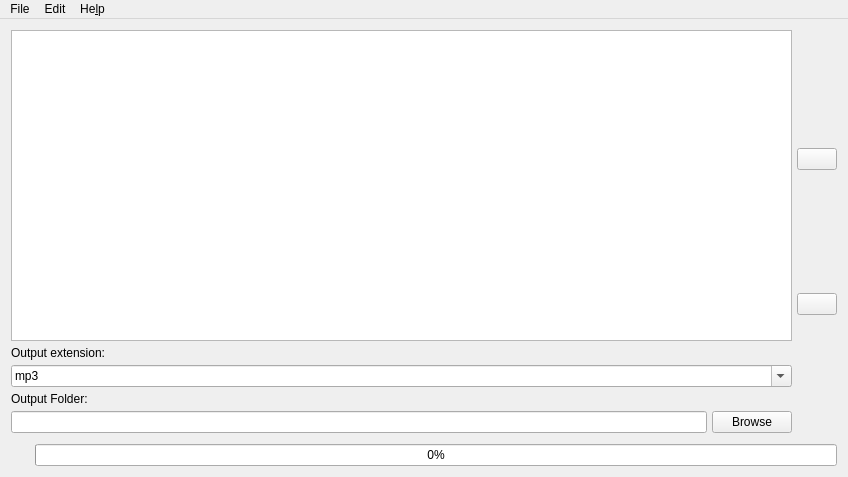
bartkessels/SimpleConvert, file src/ui/mainwindow.ui: the form before one commit.
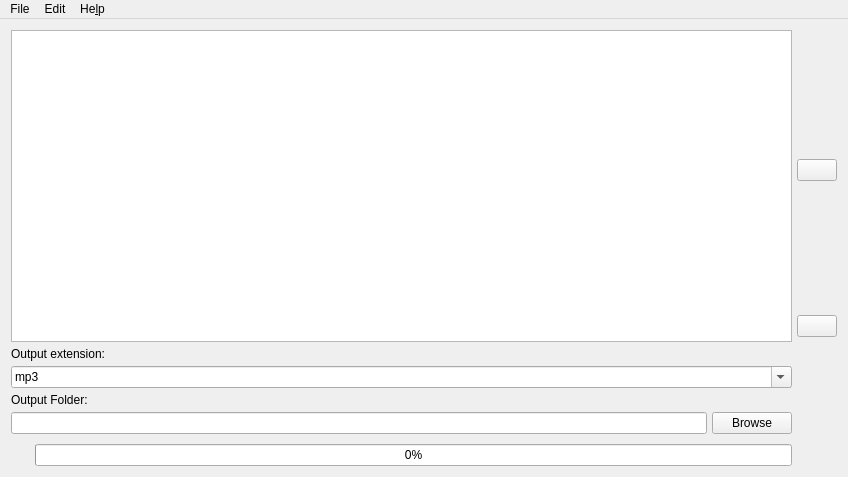
The form after the commit. Icons and pictures are not drawn.

Diff of the .ui file:
```diff
--- a/src/ui/mainwindow.ui
+++ b/src/ui/mainwindow.ui
@@ -29,6 +29,9 @@
         <property name="spacing">
          <number>5</number>
         </property>
+        <property name="bottomMargin">
+         <number>0</number>
+        </property>
         <item>
          <widget class="QListWidget" name="lvFiles">
           <property name="selectionMode">
@@ -113,6 +116,37 @@
           </item>
          </layout>
         </item>
+        <item>
+         <layout class="QHBoxLayout" name="hLayoutStatusBar">
+          <property name="spacing">
+           <number>5</number>
+          </property>
+          <property name="topMargin">
+           <number>5</number>
+          </property>
+          <item>
+           <widget class="QLabel" name="lblLoadingIndicator">
+            <property name="text">
+             <string notr="true"/>
+            </property>
+           </widget>
+          </item>
+          <item>
+           <widget class="QLabel" name="lblStatus">
+            <property name="text">
+             <string/>
+            </property>
+           </widget>
+          </item>
+          <item>
+           <widget class="QProgressBar" name="pbStatus">
+            <property name="value">
+             <number>0</number>
+            </property>
+           </widget>
+          </item>
+         </layout>
+        </item>
        </layout>
       </item>
       <item>
@@ -166,37 +200,6 @@
       </item>
      </layout>
     </item>
-    <item>
-     <layout class="QHBoxLayout" name="hLayoutStatusBar">
-      <property name="spacing">
-       <number>5</number>
-      </property>
-      <property name="topMargin">
-       <number>5</number>
-      </property>
-      <item>
-       <widget class="QLabel" name="lblLoadingIndicator">
-        <property name="text">
-         <string notr="true"/>
-        </property>
-       </widget>
-      </item>
-      <item>
-       <widget class="QLabel" name="lblStatus">
-        <property name="text">
-         <string/>
-        </property>
-       </widget>
-      </item>
-      <item>
-       <widget class="QProgressBar" name="pbStatus">
-        <property name="value">
-         <number>0</number>
-        </property>
-       </widget>
-      </item>
-     </layout>
-    </item>
    </layout>
   </widget>
   <widget class="QMenuBar" name="menuBar">
```
